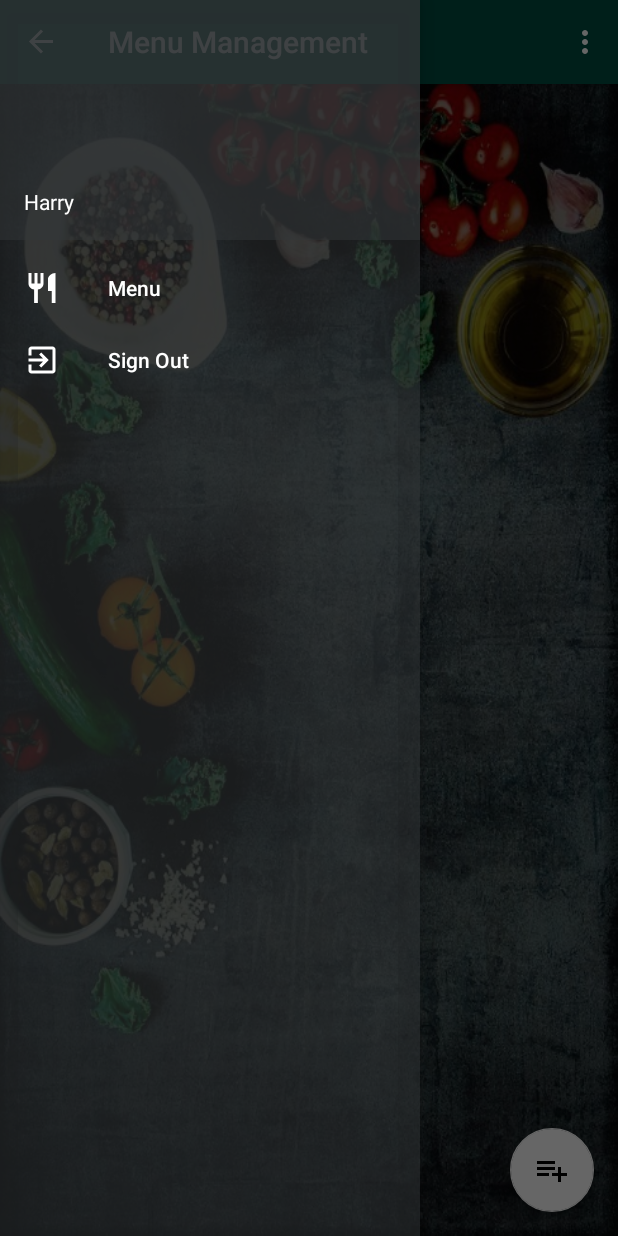
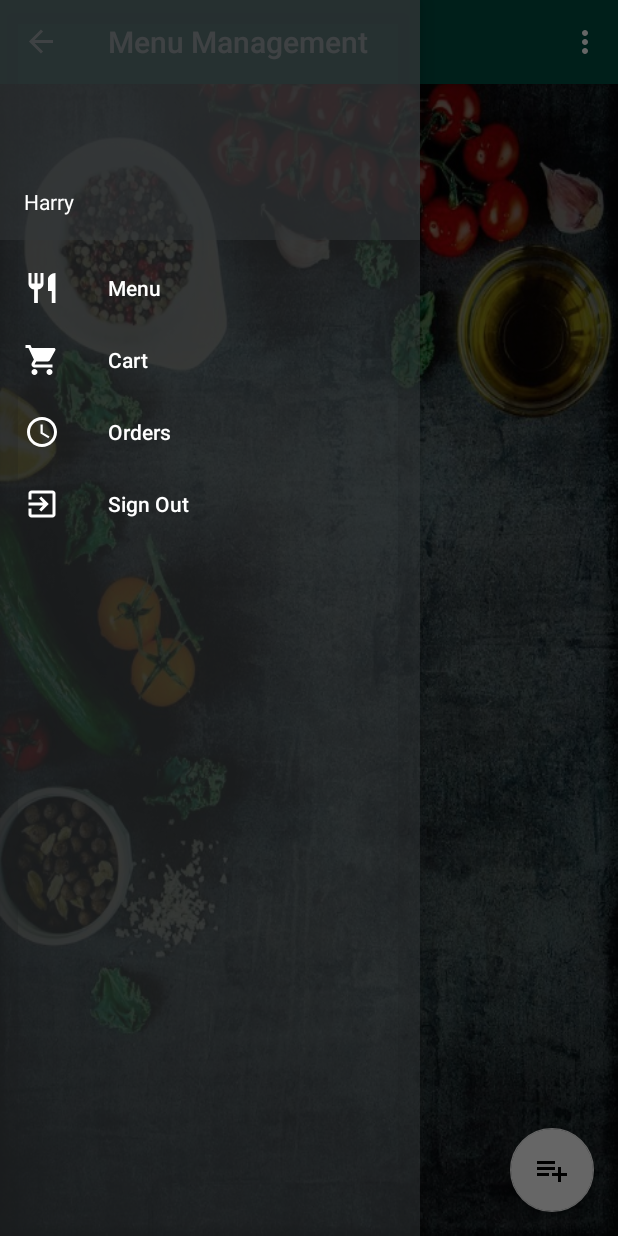
Before and after one commit to harrychand/FoodieServer, an Android app: the Home screen opened directly, with no data from a screen before it, with the side drawer open, on a phone screen of 412 x 824 dp. Run offline under Robolectric (Android 15) with nearby library versions, the phone set to English and light mode, and no system bars; our stand-ins replace Firebase (no records; nobody signed in at launch, a user with empty details on screens opened directly), Picasso; libraries missing offline, so code that uses them is left out: com.rengwuxian.materialedittext; pictures from the network do not load; 4 statements that could not run were skipped.

Commit message:
Completed Part 13: Fix Order status

```diff
--- a/app/src/main/res/menu/global.xml
+++ b/app/src/main/res/menu/global.xml
@@ -8,6 +8,18 @@
             android:title="Menu" />
 
         <item
+            android:id="@+id/nav_cart"
+            android:icon="@drawable/ic_shopping_cart_black_24dp"
+            android:iconTint="@android:color/white"
+            android:title="Cart" />
+
+        <item
+            android:id="@+id/nav_orders"
+            android:icon="@drawable/ic_access_time_black_24dp"
+            android:iconTint="@android:color/white"
+            android:title="Orders" />
+
+        <item
             android:id="@+id/nav_log_out"
             android:icon="@drawable/ic_exit_to_app_black_24dp"
             android:iconTint="@android:color/white"
```
Also changed, not shown: app/src/main/java/foodie/example/com/foodieserver/Home.java (+8 -4 lines).
